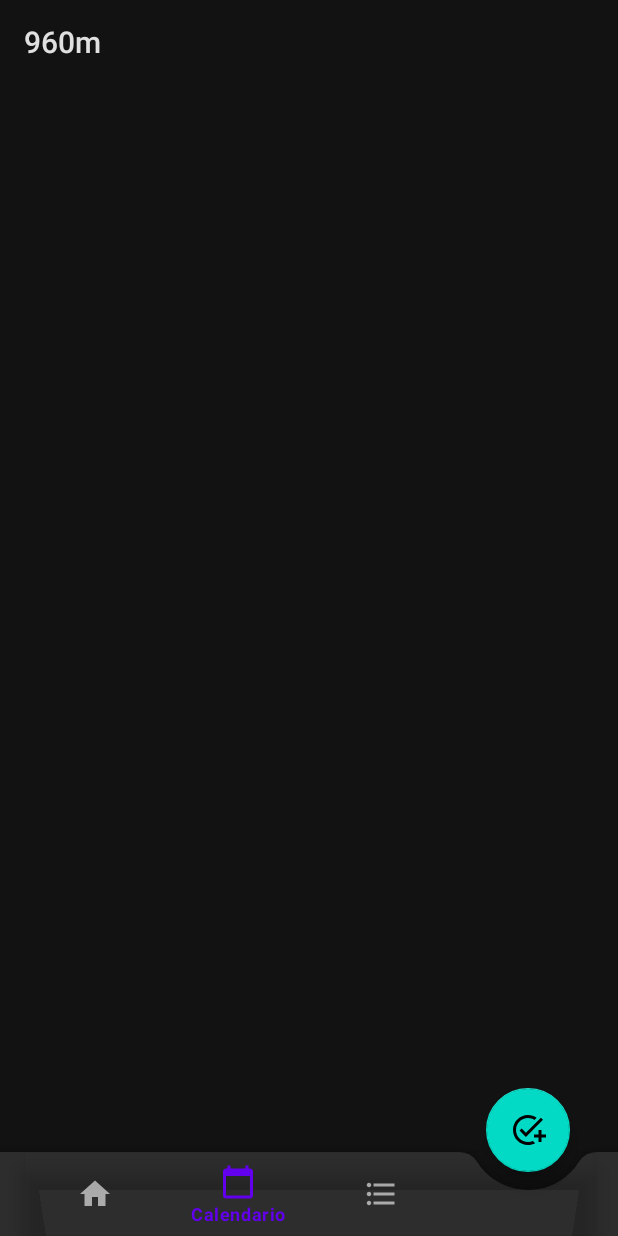
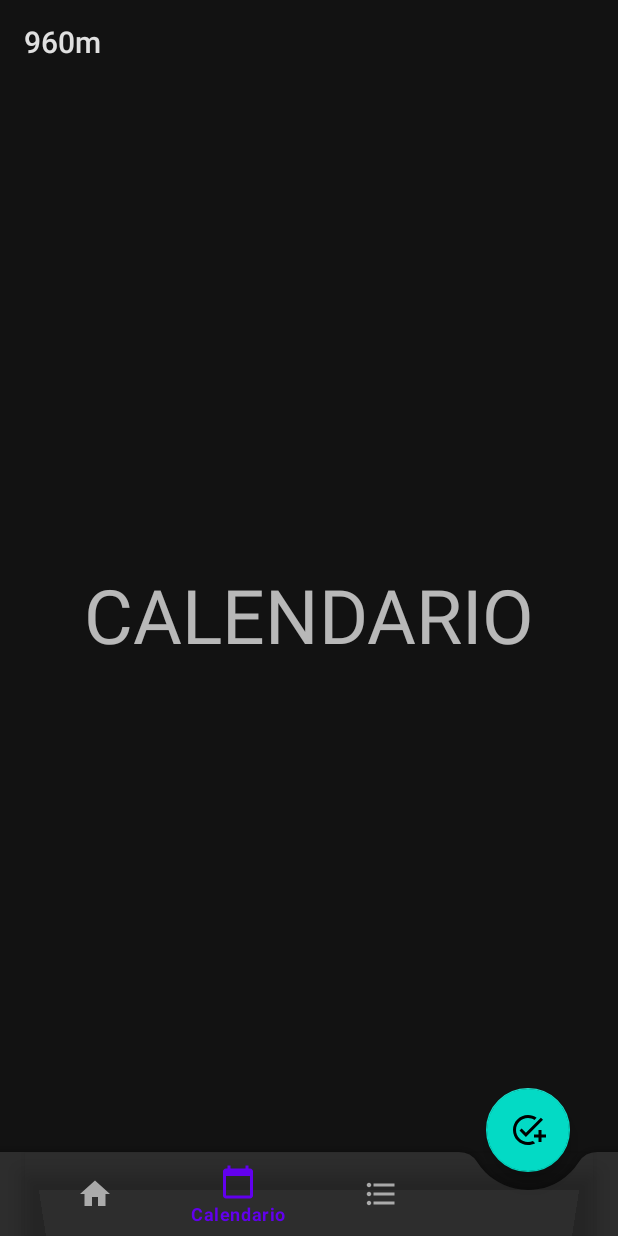
Before and after one commit to David-Ponce-TDS/960, an Android app: the screen it shows after launch (MainActivity), item 2 of the bottom bar chosen, on a phone screen of 412 x 824 dp. Run offline under Robolectric (Android 15) with nearby library versions, the phone set to English and light mode, and no system bars; our stand-ins replace Firebase (no records; nobody signed in at launch, a user with empty details on screens opened directly).

Commit message:
Fragments
- Inicio
- Calendario
- Tareas

```diff
--- a/app/build.gradle
+++ b/app/build.gradle
@@ -41,6 +41,7 @@ dependencies {
     implementation 'androidx.constraintlayout:constraintlayout:2.0.4'
     implementation 'com.google.firebase:firebase-firestore-ktx:21.4.1'
     implementation 'com.android.support:multidex:1.0.3'
+    implementation 'androidx.legacy:legacy-support-v4:1.0.0'
     testImplementation 'junit:junit:4.+'
     androidTestImplementation 'androidx.test.ext:junit:1.1.2'
     androidTestImplementation 'androidx.test.espresso:espresso-core:3.3.0'
--- a/app/src/main/java/com/optativa1/a960m/MainActivity.kt
+++ b/app/src/main/java/com/optativa1/a960m/MainActivity.kt
@@ -7,13 +7,16 @@ import android.view.View
 import android.widget.EditText
 import android.widget.Switch
 import android.widget.Toast
+import androidx.fragment.app.Fragment
+import com.google.android.material.bottomnavigation.BottomNavigationView
 import com.google.android.material.button.MaterialButton
 import com.google.firebase.FirebaseApp
 import com.google.firebase.firestore.FirebaseFirestore
+import com.optativa1.a960m.fragment.CalendarioFragment
+import com.optativa1.a960m.fragment.InicioFragment
+import com.optativa1.a960m.fragment.TareasFragment
 import com.optativa1.a960m.model.Tarea
-import com.optativa1.a960m.model.Usuario
 import kotlinx.android.synthetic.main.activity_main.*
-import java.util.*
 
 
 class MainActivity : AppCompatActivity(), View.OnClickListener {
@@ -24,15 +27,47 @@ class MainActivity : AppCompatActivity(), View.OnClickListener {
 	private lateinit var et_variacion: EditText
 	private lateinit var sw_atencion_completa: Switch
 	private lateinit var database: FirebaseFirestore
+	private lateinit var bottom_nav: BottomNavigationView
 
 	override fun onCreate(savedInstanceState: Bundle?) {
 		super.onCreate(savedInstanceState)
 		setContentView(R.layout.activity_main)
-		//bottomNavigationView.menu.getItem(3).isEnabled = false
+		bottomNavigationView.menu.getItem(3).isEnabled = false
+
+		openFragment(InicioFragment.newInstance())
+		//BOTTOM NAV
+		bottom_nav = findViewById(R.id.bottomNavigationView)
+		bottom_nav.setOnNavigationItemSelectedListener { menuItem ->
+			when (menuItem.itemId) {
+				R.id.inicio -> {
+					val fragment = InicioFragment.newInstance()
+					openFragment(fragment)
+					true
+				}
+				R.id.calendario -> {
+					val fragment = CalendarioFragment.newInstance()
+					openFragment(fragment)
+					true
+				}
+				R.id.tareas -> {
+					val fragment = TareasFragment.newInstance()
+					openFragment(fragment)
+					true
+				}
+				else -> false
+			}
+		}
 		//setContentView(R.layout.nueva_tarea)
 		/*instanciar()
 		escuchar()
 		iniciarDB()//DATABASE*/
+	}
+
+	private fun openFragment(fragment: Fragment) {
+		val transaction = supportFragmentManager.beginTransaction()
+		transaction.replace(R.id.container, fragment)
+		transaction.addToBackStack(null)
+		transaction.commit()
 	}
 
 	private fun iniciarDB() {
--- /dev/null
+++ b/app/src/main/java/com/optativa1/a960m/fragment/CalendarioFragment.kt
@@ -0,0 +1,16 @@
+package com.optativa1.a960m.fragment
+
+import android.os.Bundle
+import androidx.fragment.app.Fragment
+import android.view.LayoutInflater
+import android.view.View
+import android.view.ViewGroup
+import com.optativa1.a960m.R
+class CalendarioFragment : Fragment() {
+    companion object {
+        fun newInstance(): CalendarioFragment = CalendarioFragment()
+    }
+
+    override fun onCreateView(inflater: LayoutInflater, container: ViewGroup?, savedInstanceState: Bundle?): View? =
+        inflater.inflate(R.layout.fragment_calendario, container, false)
+}
--- /dev/null
+++ b/app/src/main/java/com/optativa1/a960m/fragment/InicioFragment.kt
@@ -0,0 +1,17 @@
+package com.optativa1.a960m.fragment
+
+import android.os.Bundle
+import androidx.fragment.app.Fragment
+import android.view.LayoutInflater
+import android.view.View
+import android.view.ViewGroup
+import com.optativa1.a960m.R
+
+class InicioFragment : Fragment() {
+    companion object {
+        fun newInstance(): InicioFragment = InicioFragment()
+    }
+
+    override fun onCreateView(inflater: LayoutInflater, container: ViewGroup?, savedInstanceState: Bundle?): View? =
+        inflater.inflate(R.layout.fragment_inicio, container, false)
+}
--- a/app/src/main/res/layout/activity_main.xml
+++ b/app/src/main/res/layout/activity_main.xml
@@ -1,11 +1,16 @@
 <?xml version="1.0" encoding="utf-8"?>
-<androidx.coordinatorlayout.widget.CoordinatorLayout
-    xmlns:android="http://schemas.android.com/apk/res/android"
+<androidx.coordinatorlayout.widget.CoordinatorLayout xmlns:android="http://schemas.android.com/apk/res/android"
     xmlns:app="http://schemas.android.com/apk/res-auto"
     xmlns:tools="http://schemas.android.com/tools"
     android:layout_width="match_parent"
     android:layout_height="match_parent"
     tools:context=".MainActivity">
+
+    <FrameLayout
+        android:id="@+id/container"
+        android:layout_width="match_parent"
+        android:layout_height="match_parent"
+        android:layout_marginBottom="60dp"/>
 
     <com.google.android.material.bottomappbar.BottomAppBar
         android:id="@+id/bottomAppBar"
--- /dev/null
+++ b/app/src/main/res/layout/fragment_calendario.xml
@@ -0,0 +1,16 @@
+<?xml version="1.0" encoding="utf-8"?>
+<FrameLayout xmlns:android="http://schemas.android.com/apk/res/android"
+    xmlns:tools="http://schemas.android.com/tools"
+    android:layout_width="match_parent"
+    android:layout_height="match_parent"
+    tools:context=".fragment.CalendarioFragment">
+
+    <!-- TODO: Update blank fragment layout -->
+    <TextView
+        android:layout_width="match_parent"
+        android:layout_height="match_parent"
+        android:text="CALENDARIO"
+        android:gravity="center"
+        android:textSize="50dp"/>
+
+</FrameLayout>
--- a/app/src/main/res/menu/menu_navigation.xml
+++ b/app/src/main/res/menu/menu_navigation.xml
@@ -1,15 +1,15 @@
 <?xml version="1.0" encoding="utf-8"?>
 <menu xmlns:android="http://schemas.android.com/apk/res/android">
     <item
-        android:id="@+id/home"
+        android:id="@+id/inicio"
         android:title="Inicio"
         android:icon="@drawable/ic_home"/>
     <item
-        android:id="@+id/calendar"
+        android:id="@+id/calendario"
         android:title="Calendario"
         android:icon="@drawable/ic_calendar"/>
     <item
-        android:id="@+id/list"
+        android:id="@+id/tareas"
         android:title="Tareas"
         android:icon="@drawable/ic_list"/>
     <item
--- a/app/src/main/res/values/strings.xml
+++ b/app/src/main/res/values/strings.xml
@@ -1,3 +1,5 @@
 <resources>
     <string name="app_name">960m</string>
+    <!-- TODO: Remove or change this placeholder text -->
+    <string name="hello_blank_fragment">Hello blank fragment</string>
 </resources>
```
Also changed, not shown: app/src/main/java/com/optativa1/a960m/fragment/TareasFragment.kt (added, +16 -0 lines), app/src/main/res/layout/fragment_inicio.xml (added, +16 -0 lines), app/src/main/res/layout/fragment_tareas.xml (added, +16 -0 lines).
